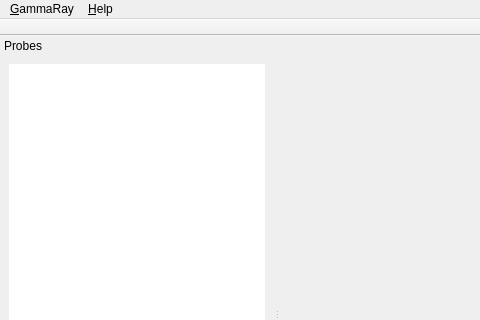
The window that mainwindow.ui (KDAB/GammaRay) describes before a commit, drawn with Qt 5; both pictures show x 0 to 480 and y 0 to 320 of the 829 by 600 pixel window.
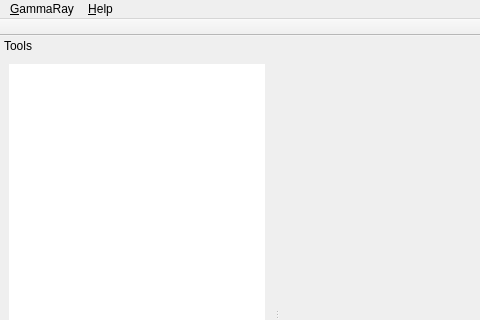
The same window after the commit. Icons and pictures are not drawn. Custom widgets are drawn as their Qt base class.

Commit message:
Probes -> Tools.
Probe doesn't really make sense anymore with the new name.

Patch:
```diff
--- a/mainwindow.ui
+++ b/mainwindow.ui
@@ -76,7 +76,7 @@
     <set>Qt::LeftDockWidgetArea</set>
    </property>
    <property name="windowTitle">
-    <string>Probes</string>
+    <string>Tools</string>
    </property>
    <attribute name="dockWidgetArea">
     <number>1</number>
```
